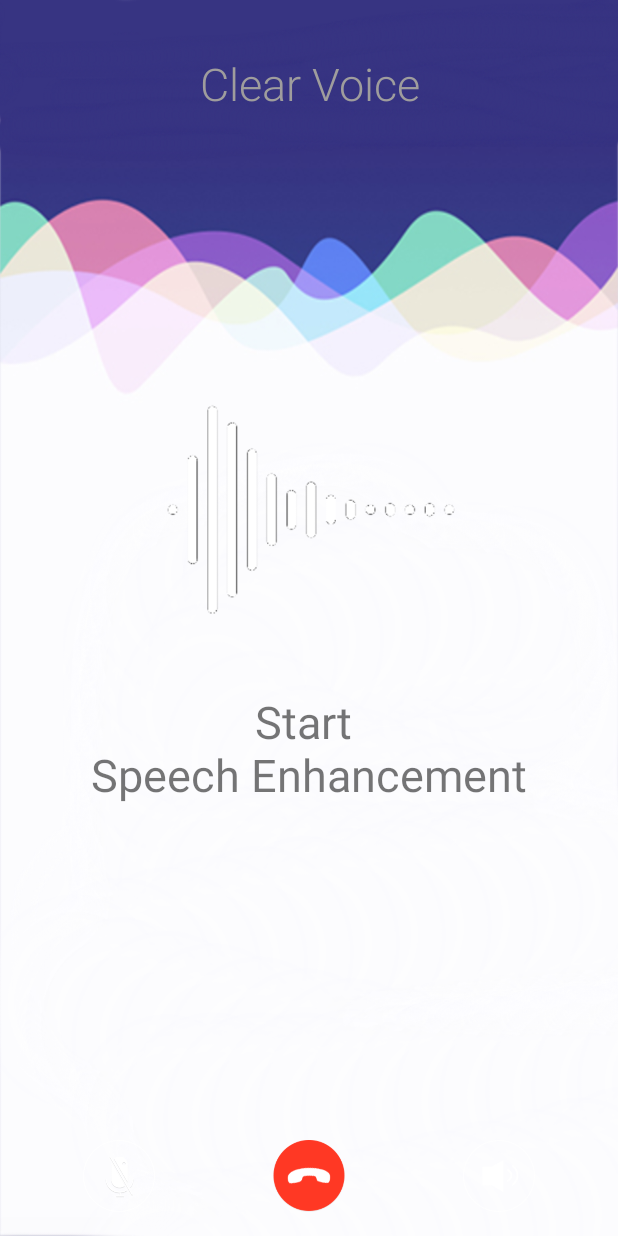
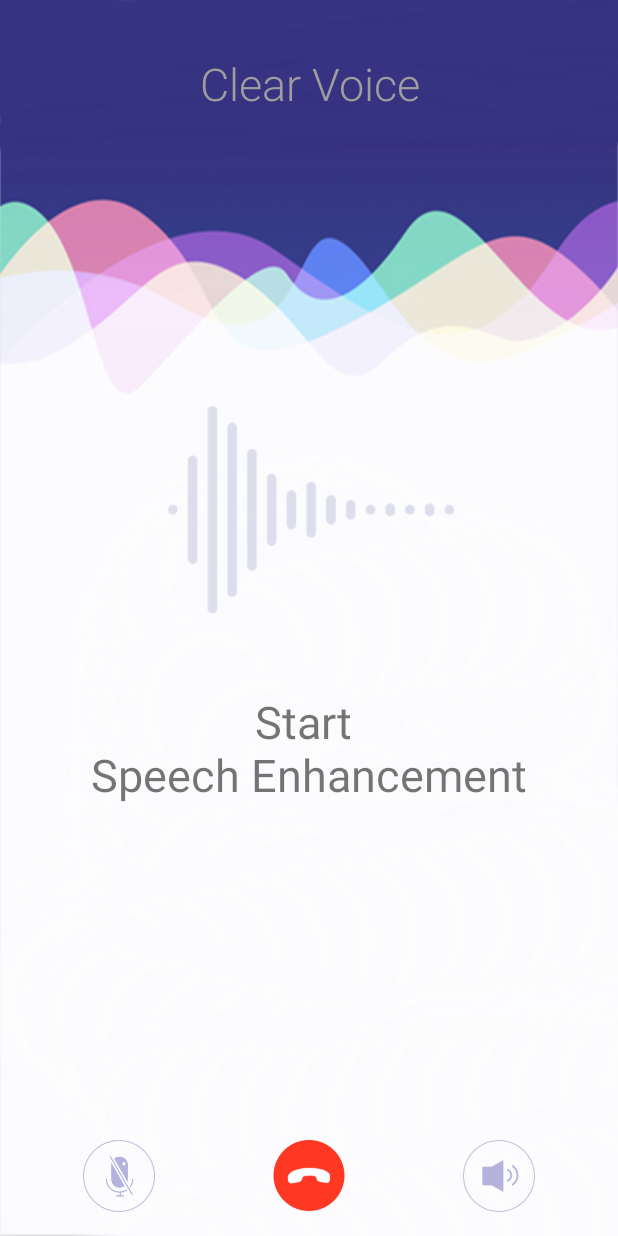
Before and after one commit to lsh23/fcnn_android, an Android app: the ChatRoomActivity screen opened directly, with no data from a screen before it, after a tap on an icon or button, on a phone screen of 412 x 824 dp. Run offline under Robolectric (Android 15) with nearby library versions, the phone set to English and light mode, and no system bars; libraries missing offline, so code that uses them is left out: io.agora.rtc, org.tensorflow.lite; 10 statements that could not run were skipped.

Commit message:
Change default color of buttons

```diff
--- a/app/src/main/java/com/deephearing/se_android/ChatRoomActivity.java
+++ b/app/src/main/java/com/deephearing/se_android/ChatRoomActivity.java
@@ -3,6 +3,7 @@ package com.deephearing.se_android;
 import android.content.Intent;
 import android.content.res.AssetFileDescriptor;
 import android.content.res.AssetManager;
+import android.graphics.Color;
 import android.graphics.PorterDuff;
 import android.media.AudioFormat;
 import android.media.AudioManager;
@@ -265,7 +266,7 @@ public class ChatRoomActivity extends AppCompatActivity implements IAudioCallbac
                 vi.setColorFilter(getResources().getColor(R.color.colorPrimary), PorterDuff.Mode.MULTIPLY);
                 mRtcEngine.muteLocalAudioStream(true);
             } else {
-                vi.setColorFilter(getResources().getColor(R.color.agora_blue), PorterDuff.Mode.MULTIPLY);
+                vi.setColorFilter(Color.parseColor("#B5B3DC"), PorterDuff.Mode.MULTIPLY);
                 mRtcEngine.muteLocalAudioStream(false);
             }
             v.setTag(!b);
@@ -288,7 +289,7 @@ public class ChatRoomActivity extends AppCompatActivity implements IAudioCallbac
                 vi.setColorFilter(getResources().getColor(R.color.colorPrimary), PorterDuff.Mode.MULTIPLY);
                 mRtcEngine.setEnableSpeakerphone(true);
             } else {
-                vi.setColorFilter(getResources().getColor(R.color.agora_blue), PorterDuff.Mode.MULTIPLY);
+                vi.setColorFilter(Color.parseColor("#B5B3DC"), PorterDuff.Mode.MULTIPLY);
                 mRtcEngine.setEnableSpeakerphone(false);
             }
             v.setTag(!b);
@@ -306,7 +307,7 @@ public class ChatRoomActivity extends AppCompatActivity implements IAudioCallbac
                 vi.setColorFilter(getResources().getColor(R.color.agora_blue), PorterDuff.Mode.MULTIPLY);
                 isActivated = true;
             } else {
-                vi.setColorFilter(getResources().getColor(R.color.off), PorterDuff.Mode.MULTIPLY);
+                vi.setColorFilter(Color.parseColor("#DDDEEC"), PorterDuff.Mode.MULTIPLY);
                 isActivated = false;
             }
             v.setTag(!b);
--- a/app/src/main/res/layout/activity_chat_room.xml
+++ b/app/src/main/res/layout/activity_chat_room.xml
@@ -48,11 +48,12 @@
         android:layout_height="200dp"
         android:layout_below="@+id/sv_display"
         android:layout_centerHorizontal="true"
+        android:layout_marginTop="170dp"
         android:layout_weight="1"
-        android:layout_marginTop="170dp"
         android:background="#00FFFFFF"
         android:onClick="onInferenceClick"
         android:scaleType="fitCenter"
+        android:tint="#DDDEEC"
         app:srcCompat="@drawable/logo4" />
 
 
@@ -84,7 +85,8 @@
             android:layout_height="@dimen/iv_chat_room_size"
             android:layout_weight="1"
             android:onClick="onMuteClick"
-            android:src="@drawable/btn_mute" />
+            android:src="@drawable/btn_mute"
+            android:tint="#B5B3DC" />
 
 
         <ImageView
@@ -101,6 +103,7 @@
             android:layout_height="@dimen/iv_chat_room_size"
             android:layout_weight="1"
             android:onClick="onEarPhone"
-            android:src="@drawable/btn_earphone" />
+            android:src="@drawable/btn_earphone"
+            android:tint="#B5B3DC" />
     </LinearLayout>
 </RelativeLayout>
```
